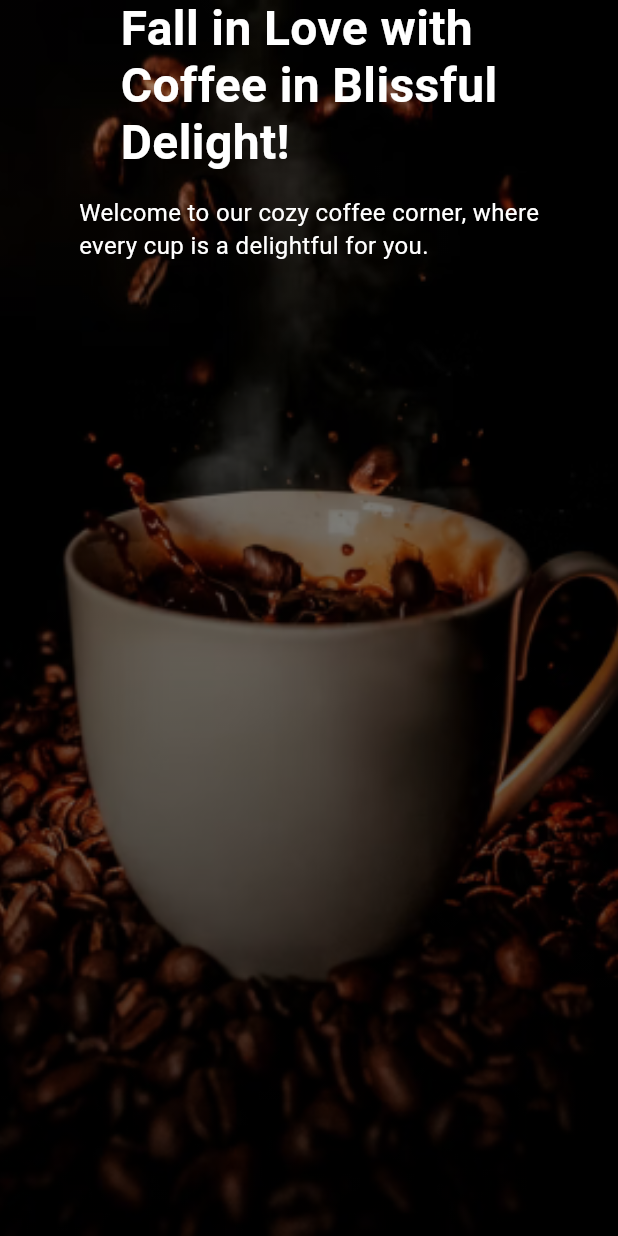
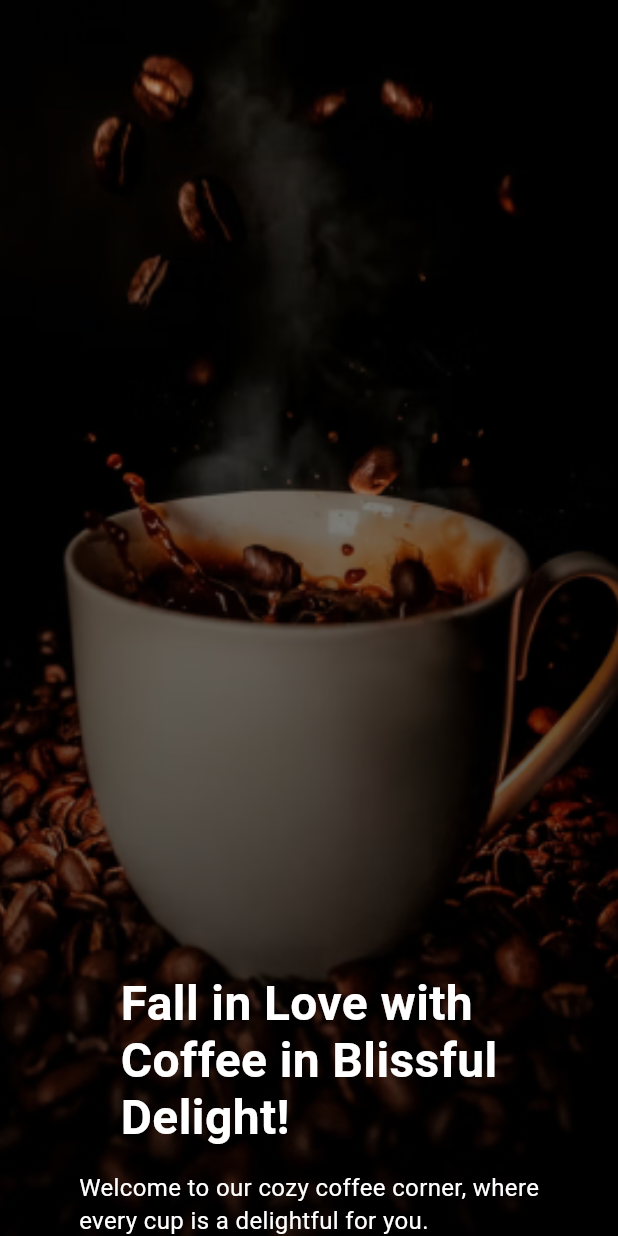
Before and after one commit to PedroH6/CoffeShop, a Flutter app: the screen it shows after launch, on a phone screen of 412 x 824 dp. Run offline on Flutter 3.47's test engine with Material 3 defaults, Android fonts, the phone set to English and light mode, and no system bars.

Commit message:
add mainAxisAlignment crossAxisAlignment na column

```diff
--- a/lib/pages/intro_page.dart
+++ b/lib/pages/intro_page.dart
@@ -31,6 +31,8 @@ class IntroPage extends StatelessWidget {
             child: Padding(
               padding: const EdgeInsets.symmetric(horizontal: 24.0),
               child: Column(
+                mainAxisAlignment: MainAxisAlignment.end,
+                crossAxisAlignment: CrossAxisAlignment.center,
                 children: [
                   // Título principal
                   Text(
@@ -53,7 +55,8 @@ class IntroPage extends StatelessWidget {
                       color: Colors.white,
                       height: 1.4,
                     ),
-                  )
+                  ),
+
                 ],
               ),
             ),
```
